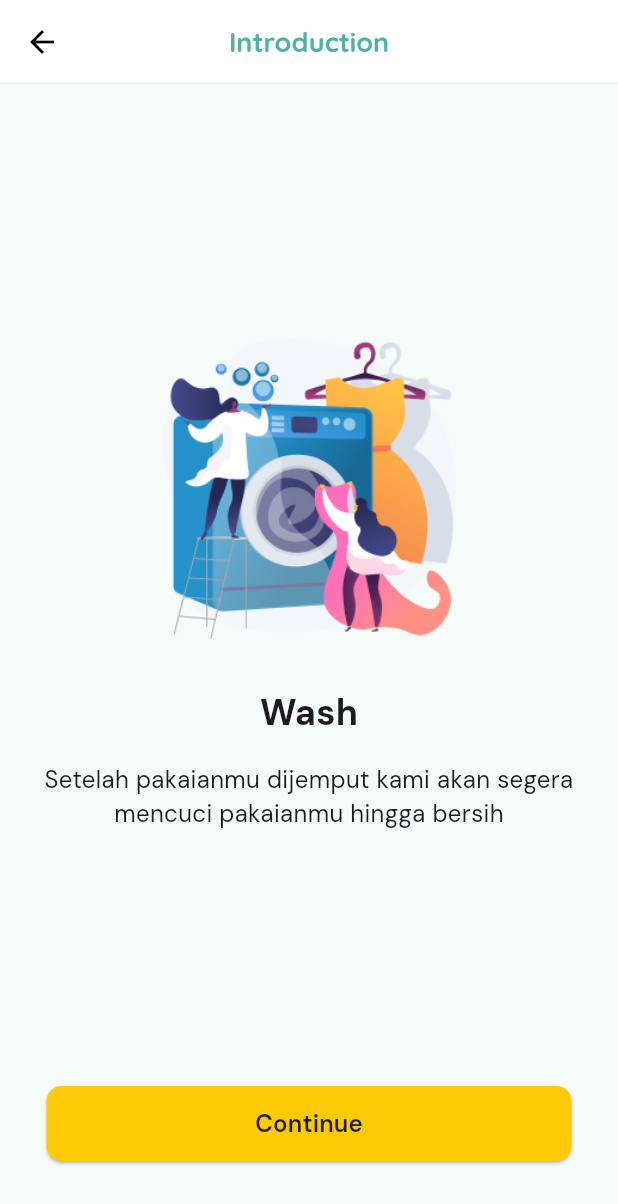
After one commit to Ferdiyka/flutter_smilelaundry_user, a Flutter app: the screen it shows after launch, after a tap on "Continue", on a phone screen of 412 x 824 dp. The commit adds this screen. Shown: the top 1204 px of the screen. Run offline on Flutter 3.47's test engine with Material 3 defaults, Android fonts, the phone set to English and light mode, and no system bars; our stand-ins replace bloc, carousel_slider, dartz, flutter_bloc, flutter_svg, freezed_annotation and 2 more; network calls fail.

Commit message:
add intro page, and delete some files

```diff
--- a/lib/core/components/buttons.dart
+++ b/lib/core/components/buttons.dart
@@ -1,7 +1,6 @@
 import 'package:flutter/material.dart';
 
 import '../constants/colors.dart';
-
 
 enum ButtonStyle { filled, outlined }
 
@@ -15,7 +14,7 @@ class Button extends StatelessWidget {
     this.textColor = Colors.white,
     this.width = double.infinity,
     this.height = 50.0,
-    this.borderRadius = 16.0,
+    this.borderRadius = 10.0,
     this.icon,
     this.disabled = false,
     this.fontSize = 16.0,
@@ -30,7 +29,7 @@ class Button extends StatelessWidget {
     this.textColor = AppColors.black,
     this.width = double.infinity,
     this.height = 50.0,
-    this.borderRadius = 16.0,
+    this.borderRadius = 10.0,
     this.icon,
     this.disabled = false,
     this.fontSize = 16.0,
@@ -57,7 +56,7 @@ class Button extends StatelessWidget {
           ? ElevatedButton(
               onPressed: disabled ? null : onPressed,
               style: ElevatedButton.styleFrom(
-                backgroundColor: color,
+                backgroundColor: AppColors.secondaryColor,
                 shape: RoundedRectangleBorder(
                   borderRadius: BorderRadius.circular(borderRadius),
                 ),
@@ -70,7 +69,7 @@ class Button extends StatelessWidget {
                   Text(
                     label,
                     style: TextStyle(
-                      color: textColor,
+                      color: AppColors.mainTextColor,
                       fontSize: fontSize,
                       fontWeight: FontWeight.w600,
                     ),
--- a/lib/core/router/app_router.dart
+++ b/lib/core/router/app_router.dart
@@ -1,27 +1,9 @@
 import 'package:flutter/material.dart';
-import 'package:flutter_smilelaundry_user/presentation/home/pages/tutor_page.dart';
 import 'package:go_router/go_router.dart';
 
-// import '../../presentation/home/pages/dashboard_page.dart';
 import '../../presentation/home/pages/dashboard_page.dart';
+import '../../presentation/intro/intro_page.dart';
 import '../../presentation/intro/splash_page.dart';
-
-// import '../../../ui/address/models/address_model.dart';
-// import '../../../ui/address/pages/add_address_page.dart';
-// import '../../../ui/address/pages/address_page.dart';
-// import '../../../ui/address/pages/edit_address_page.dart';
-// import '../../../ui/auth/pages/login_page.dart';
-// import '../../../ui/auth/pages/register_page.dart';
-// import '../../../ui/auth/pages/verification_page.dart';
-// import '../../../ui/home/models/product_model.dart';
-// import '../../../ui/home/pages/product_detail_page.dart';
-// import '../../../ui/home/pages/root_page.dart';
-// import '../../../ui/intro/splash_page.dart';
-// import '../../../ui/orders/pages/cart_page.dart';
-// import '../../../ui/orders/pages/order_detail_page.dart';
-// import '../../../ui/orders/pages/payment_detail_page.dart';
-// import '../../../ui/orders/pages/shipping_detail_page.dart';
-// import '../../../ui/orders/pages/tracking_order_page.dart';
 
 part 'route_constants.dart';
 part 'enums/root_tab.dart';
@@ -37,27 +19,10 @@ class AppRouter {
         builder: (context, state) => const SplashPage(),
       ),
       GoRoute(
-        name: RouteConstants.tutor,
-        path: RouteConstants.tutorPath,
-        builder: (context, state) => const TutorPage(),
+        name: RouteConstants.intro,
+        path: RouteConstants.introPath,
+        builder: (context, state) => const IntroPage(),
       ),
-      // GoRoute(
-      //   name: RouteConstants.login,
-      //   path: RouteConstants.loginPath,
-      //   builder: (context, state) => const LoginPage(),
-      //   routes: [
-      //     GoRoute(
-      //       name: RouteConstants.verification,
-      //       path: RouteConstants.verificationPath,
-      //       builder: (context, state) => const VerificationPage(),
-      //     ),
-      //     GoRoute(
-      //       name: RouteConstants.register,
-      //       path: RouteConstants.registerPath,
-      //       builder: (context, state) => const RegisterPage(),
-      //     ),
-      //   ],
-      // ),
       GoRoute(
         name: RouteConstants.root,
         path: RouteConstants.rootPath,
@@ -69,69 +34,6 @@ class AppRouter {
           );
         },
       ),
-      //   routes: [
-      //     GoRoute(
-      //       name: RouteConstants.productDetail,
-      //       path: RouteConstants.productDetailPath,
-      //       builder: (context, state) {
-      //         final args = state.extra as ProductModel;
-      //         return ProductDetailPage(data: args);
-      //       },
-      //     ),
-      //     GoRoute(
-      //       name: RouteConstants.cart,
-      //       path: RouteConstants.cartPath,
-      //       builder: (context, state) => const CartPage(),
-      //     ),
-      //     GoRoute(
-      //       name: RouteConstants.address,
-      //       path: RouteConstants.addressPath,
-      //       builder: (context, state) => const AddressPage(),
-      //       routes: [
-      //         GoRoute(
-      //           name: RouteConstants.addAddress,
-      //           path: RouteConstants.addAddressPath,
-      //           builder: (context, state) => const AddAddressPage(),
-      //         ),
-      //         GoRoute(
-      //           name: RouteConstants.editAddress,
-      //           path: RouteConstants.editAddressPath,
-      //           builder: (context, state) {
-      //             final args = state.extra as AddressModel;
-      //             return EditAddressPage(data: args);
-      //           },
-      //         ),
-      //         GoRoute(
-      //           name: RouteConstants.orderDetail,
-      //           path: RouteConstants.orderDetailPath,
-      //           builder: (context, state) => const OrderDetailPage(),
-      //           routes: [
-      //             GoRoute(
-      //               name: RouteConstants.paymentDetail,
-      //               path: RouteConstants.paymentDetailPath,
-      //               builder: (context, state) => const PaymentDetailPage(),
-      //               routes: [
-      //                 GoRoute(
-      //                   name: RouteConstants.trackingOrder,
-      //                   path: RouteConstants.trackingOrderPath,
-      //                   builder: (context, state) => const TrackingOrderPage(),
-      //                   routes: [
-      //                     GoRoute(
-      //                       name: RouteConstants.shippingDetail,
-      //                       path: RouteConstants.shippingDetailPath,
-      //                       builder: (context, state) =>
-      //                           const ShippingDetailPage(),
-      //                     ),
-      //                   ],
-      //                 ),
-      //               ],
-      //             ),
-      //           ],
-      //         ),
-      //       ],
-      //     ),
-      //   ],
-      // ),
     ],
     errorPageBuilder: (context, state) {
       return MaterialPage(
--- a/lib/core/router/route_constants.dart
+++ b/lib/core/router/route_constants.dart
@@ -5,9 +5,9 @@ class RouteConstants {
   static const String splash = 'splash';
   static const String splashPath = '/splash';
 
-  /// route for page [SplashPage]
-  static const String tutor = 'tutor';
-  static const String tutorPath = '/tutor';
+  /// route for page [IntroPage]
+  static const String intro = 'intro';
+  static const String introPath = '/intro';
 
   /// route for page [LoginPage]
   static const String login = 'login';
--- a/lib/presentation/home/bloc/product/product_bloc.dart
+++ b/lib/presentation/home/bloc/product/product_bloc.dart
@@ -1,4 +1,4 @@
-// ignore_for_file: public_member_api_docs, sort_constructors_first
+// ignore_for_file: public_member_api_docs, sort_constructors_first, depend_on_referenced_packages
 import 'package:bloc/bloc.dart';
 import 'package:freezed_annotation/freezed_annotation.dart';
 
--- a/lib/presentation/home/widgets/product_card.dart
+++ b/lib/presentation/home/widgets/product_card.dart
@@ -41,7 +41,7 @@ class ProductCard extends StatelessWidget {
                 ClipRRect(
                   borderRadius: BorderRadius.circular(5.0),
                   child: Image.network(
-                    data.picture_url!,
+                    data.pictureUrl!,
                     width: 170.0,
                     height: 112.0,
                     fit: BoxFit.cover,
--- /dev/null
+++ b/lib/presentation/intro/intro_page.dart
@@ -0,0 +1,219 @@
+import 'package:flutter/material.dart';
+import 'package:flutter_smilelaundry_user/core/router/app_router.dart';
+import 'package:go_router/go_router.dart';
+
+import '../../core/assets/assets.gen.dart';
+import '../../core/components/buttons.dart';
+
+class IntroPage extends StatefulWidget {
+  const IntroPage({super.key});
+
+  @override
+  State<IntroPage> createState() => _IntroPageState();
+}
+
+class _IntroPageState extends State<IntroPage> {
+  @override
+  Widget build(BuildContext context) {
+    return Scaffold(
+      appBar: AppBar(
+        title: const Text('Introduction'),
+      ),
+      body: Column(
+        children: [
+          Expanded(
+            child: Padding(
+              padding: const EdgeInsets.all(16.0),
+              child: Column(
+                mainAxisAlignment: MainAxisAlignment.center,
+                children: [
+                  Image.asset(
+                    Assets.images.intro1
+                        .path, // Replace with your 'pick_up.png' image asset path
+                    height: 200,
+                  ),
+                  const SizedBox(height: 32),
+                  const Text(
+                    'Pick up',
+                    style: TextStyle(
+                      fontSize: 24,
+                      fontWeight: FontWeight.bold,
+                    ),
+                  ),
+                  const SizedBox(height: 16),
+                  const Text(
+                    'Pesan lewat aplikasi kemudian pilih tanggal pick up, kami akan menjemput pakaianmu',
+                    textAlign: TextAlign.center,
+                    style: TextStyle(fontSize: 16),
+                  ),
+                ],
+              ),
+            ),
+          ),
+          Padding(
+            padding: const EdgeInsets.only(
+                bottom: 50.0), // Adjust this value as needed
+            child: Align(
+              alignment: Alignment.bottomCenter,
+              child: Padding(
+                padding: const EdgeInsets.symmetric(horizontal: 16.0),
+                child: SizedBox(
+                  width: 350, // Set the desired width
+                  child: Button.filled(
+                    onPressed: () {
+                      // Navigate to the next intro page
+                      Navigator.push(
+                        context,
+                        MaterialPageRoute(
+                          builder: (context) => IntroPage2(),
+                        ),
+                      );
+                    },
+                    label: 'Continue',
+                  ),
+                ),
+              ),
+            ),
+          ),
+        ],
+      ),
+    );
+  }
+}
+
+// Replace this with your next intro page widget
+class IntroPage2 extends StatelessWidget {
+  @override
+  Widget build(BuildContext context) {
+    return Scaffold(
+      appBar: AppBar(
+        title: const Text('Introduction'),
+      ),
+      body: Column(
+        children: [
+          Expanded(
+            child: Padding(
+              padding: const EdgeInsets.all(16.0),
+              child: Column(
+                mainAxisAlignment: MainAxisAlignment.center,
+                children: [
+                  Image.asset(
+                    Assets.images.intro2
+                        .path, // Replace with your 'pick_up.png' image asset path
+                    height: 200,
+                  ),
+                  const SizedBox(height: 32),
+                  const Text(
+                    'Wash',
+                    style: TextStyle(
+                      fontSize: 24,
+                      fontWeight: FontWeight.bold,
+                    ),
+                  ),
+                  const SizedBox(height: 16),
+                  const Text(
+                    'Setelah pakaianmu dijemput kami akan segera mencuci pakaianmu hingga bersih',
+                    textAlign: TextAlign.center,
+                    style: TextStyle(fontSize: 16),
+                  ),
+                ],
+              ),
+            ),
+          ),
+          Padding(
+            padding: const EdgeInsets.only(
+                bottom: 50.0), // Adjust this value as needed
+            child: Align(
+              alignment: Alignment.bottomCenter,
+              child: Padding(
+                padding: const EdgeInsets.symmetric(horizontal: 16.0),
+                child: SizedBox(
+                  width: 350, // Set the desired width
+                  child: Button.filled(
+                    onPressed: () {
+                      // Navigate to the next intro page
+                      Navigator.push(
+                        context,
+                        MaterialPageRoute(
+                          builder: (context) => IntroPage3(),
+                        ),
+                      );
+                    },
+                    label: 'Continue',
+                  ),
+                ),
+              ),
+            ),
+          ),
+        ],
+      ),
+    );
+  }
+}
+
+class IntroPage3 extends StatelessWidget {
+  @override
+  Widget build(BuildContext context) {
+    return Scaffold(
+      appBar: AppBar(
+        title: const Text('Introduction'),
+      ),
+      body: Column(
+        children: [
+          Expanded(
+            child: Padding(
+              padding: const EdgeInsets.all(16.0),
+              child: Column(
+                mainAxisAlignment: MainAxisAlignment.center,
+                children: [
+                  Image.asset(
+                    Assets.images.intro3
+                        .path, // Replace with your 'pick_up.png' image asset path
+                    height: 200,
+                  ),
+                  const SizedBox(height: 32),
+                  const Text(
+                    'Delivery & COD',
+                    style: TextStyle(
+                      fontSize: 24,
+                      fontWeight: FontWeight.bold,
+                    ),
+                  ),
+                  const SizedBox(height: 16),
+                  const Text(
+                    'Setelah pakaianmu selesai, kami akan mengirim notifikasi tagihan dan kami akan mengantar pakaianmu',
+                    textAlign: TextAlign.center,
+                    style: TextStyle(fontSize: 16),
+                  ),
+                ],
+              ),
+            ),
+          ),
+          Padding(
+            padding: const EdgeInsets.only(
+                bottom: 50.0), // Adjust this value as needed
+            child: Align(
+              alignment: Alignment.bottomCenter,
+              child: Padding(
+                padding: const EdgeInsets.symmetric(horizontal: 16.0),
+                child: SizedBox(
+                  width: 350, // Set the desired width
+                  child: Button.filled(
+                    onPressed: () {
+                      // Navigate to home page
+                      context.goNamed(
+                        RouteConstants.root,
+                        pathParameters: PathParameters().toMap(),
+                      );
+                    },
+                    label: 'Continue',
+                  ),
+                ),
+              ),
+            ),
+          ),
+        ],
+      ),
+    );
+  }
+}
--- a/lib/presentation/intro/splash_page.dart
+++ b/lib/presentation/intro/splash_page.dart
@@ -20,8 +20,7 @@ class _SplashPageState extends State<SplashPage> {
     Future.delayed(
       const Duration(seconds: 3),
       () => context.goNamed(
-        RouteConstants.root,
-        pathParameters: PathParameters().toMap(),
+        RouteConstants.intro,
       ),
     );
     return Scaffold(
```
Also changed, not shown: lib/core/assets/assets.gen.dart (+12 -0 lines), lib/data/models/responses/product_response_model.dart (+4 -4 lines), lib/presentation/home/pages/tutor_page.dart (deleted, +0 -31 lines), lib/presentation/home/widgets/category_button.dart (deleted, +0 -43 lines), lib/presentation/home/widgets/organism/menu_categories.dart (deleted, +0 -44 lines), lib/presentation/home/widgets/search_tile.dart (deleted, +0 -52 lines), assets/images/Intro1.png (added), assets/images/Intro2.png (added), assets/images/Intro3.png (added).
